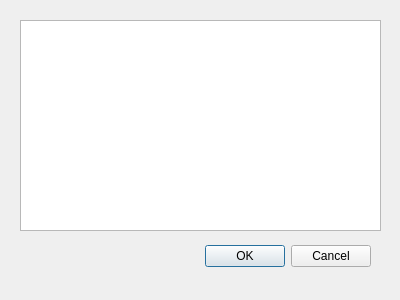
Qt form nice_tile/nice_tile_dialog_base.ui (yutannihilation/dpz-index-qgis-plugin) before a commit.
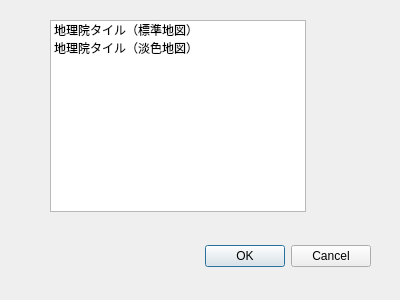
The same form after that commit.

Commit message: Use ItemWidget

Patch:
```diff
--- a/nice_tile/nice_tile_dialog_base.ui
+++ b/nice_tile/nice_tile_dialog_base.ui
@@ -29,15 +29,25 @@
     <set>QDialogButtonBox::Cancel|QDialogButtonBox::Ok</set>
    </property>
   </widget>
-  <widget class="QPlainTextEdit" name="text_area">
+  <widget class="QListWidget" name="tile_type">
    <property name="geometry">
     <rect>
-     <x>20</x>
+     <x>50</x>
      <y>20</y>
-     <width>361</width>
-     <height>211</height>
+     <width>256</width>
+     <height>192</height>
     </rect>
    </property>
+   <item>
+    <property name="text">
+     <string comment="color">地理院タイル（標準地図）</string>
+    </property>
+   </item>
+   <item>
+    <property name="text">
+     <string comment="pale">地理院タイル（淡色地図）</string>
+    </property>
+   </item>
   </widget>
  </widget>
  <resources/>
```
The commit also changes 1 other file.
